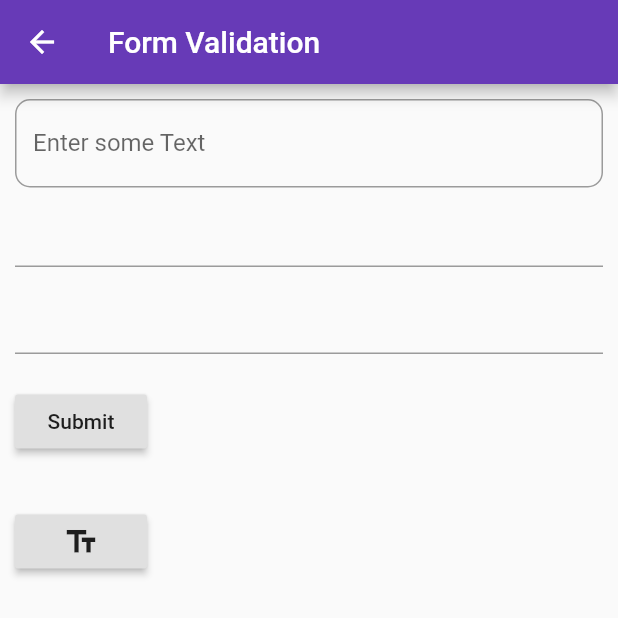
After one commit to SpookyDog/FlutterCookbook, a Flutter app: the FormValidation screen opened by its route, on a phone screen of 412 x 824 dp, the top half of it. The commit adds this screen. Run offline on Flutter 3.47's test engine with Material 2 defaults, Android fonts, the phone set to English and light mode, and no system bars; our stand-ins replace cached_network_image, shared_preferences, transparent_image, tuple; accounts and stored records are empty.

Commit message:
second commit

```diff
--- /dev/null
+++ b/lib/forms/formValidation.dart
@@ -0,0 +1,126 @@
+import 'package:flutter/material.dart';
+
+class FormValidation extends StatelessWidget {
+  @override
+  Widget build(BuildContext context) {
+    return Scaffold(
+      appBar: AppBar(
+        title: Text('Form Validation'),
+      ),
+      body: MyCustomForm(),
+    );
+  }
+}
+
+class MyCustomForm extends StatefulWidget {
+  @override
+  State<StatefulWidget> createState() {
+    return MyCustomFormState();
+  }
+}
+
+class MyCustomFormState extends State<MyCustomForm> {
+  final _formKey = GlobalKey<FormState>();
+  FocusNode myFocusNode;
+  final myController = TextEditingController();
+  final myOtherController = TextEditingController();
+
+  @override
+  void initState() {
+    super.initState();
+
+    myFocusNode = FocusNode();
+    myController.addListener(_copyText);
+  }
+
+  @override
+  void dispose() {
+    myFocusNode.dispose();
+    myController.dispose();
+
+    super.dispose();
+  }
+
+  _copyText() {
+    myOtherController.text = "First text field: ${myController.text}";
+  }
+
+  @override
+  Widget build(BuildContext context) {
+    return Form(
+      key: _formKey,
+      child: Padding(
+        padding: const EdgeInsets.all(10.0),
+        child: Column(
+        crossAxisAlignment: CrossAxisAlignment.start,
+        children: <Widget>[
+          TextFormField(
+            focusNode: myFocusNode,
+            validator: (value) {
+              if (value.isEmpty) {
+                return 'Please enter some text';
+              }
+            },
+            decoration: InputDecoration(
+              labelText: 'Enter some Text',
+              border: OutlineInputBorder(
+                borderRadius: BorderRadius.circular(10.0),
+                borderSide: BorderSide(
+                  color: Colors.black,
+                  width: 2.0,
+                )
+              )
+            ),
+          ),
+          Padding(
+            padding: const EdgeInsets.only(
+              top: 5.0,
+              bottom: 5.0
+            ),
+            child: TextField(
+              controller: myController,
+            ),
+          ),
+          Padding(
+            padding: const EdgeInsets.only(
+                top: 5.0,
+                bottom: 5.0
+            ),
+            child: TextField(
+              controller: myOtherController,
+            ),
+          ),
+          Padding(
+            padding: const EdgeInsets.symmetric(vertical: 16.0),
+            child: RaisedButton(
+              onPressed: () {
+                if (_formKey.currentState.validate()) {
+                  Scaffold.of(context).showSnackBar(SnackBar(content: Text('Processing Data')));
+                } else {
+                  FocusScope.of(context).requestFocus(myFocusNode);
+                }
+              },
+              child: Text('Submit'),
+            ),
+          ),
+          Padding(
+            padding: const EdgeInsets.symmetric(vertical: 16.0),
+            child: RaisedButton(
+              onPressed: () {
+                return showDialog(
+                  context: context,
+                  builder: (context) {
+                    return AlertDialog(
+                      content: Text(myController.text),
+                    );
+                  }
+                );
+              },
+              child: Icon(Icons.text_fields),
+            ),
+          ),
+        ],
+      ))
+    );
+  }
+}
--- a/lib/network/fetchData.dart
+++ b/lib/network/fetchData.dart
@@ -7,7 +7,6 @@ import 'package:http/http.dart' as http;
 Future<Post> fetchPost() async {
   final response =
       await http.get('https://jsonplaceholder.typicode.com/posts/1');
-
   if (response.statusCode == 200) {
     return Post.fromJson(json.decode(response.body));
   } else {
--- a/pubspec.yaml
+++ b/pubspec.yaml
@@ -16,6 +16,8 @@ dependencies:
   flutter:
     sdk: flutter
   http: ^0.12.0
+  transparent_image: 0.1.0
+  cached_network_image: 0.5.1
 
   # The following adds the Cupertino Icons font to your application.
   # Use with the CupertinoIcons class for iOS style icons.
@@ -48,6 +50,7 @@ flutter:
   assets:
       - images/lake.jpg
       - assets/topics.json
+      - assets/loading.gif
 
   # An image asset can refer to one or more resolution-specific "variants", see
   # https://flutter.io/assets-and-images/#resolution-aware.
```
Also changed, not shown: assets/topics.json (+48 -0 lines), lib/gestures/inkwellRipple.dart (added, +36 -0 lines), lib/gestures/swipeDismiss.dart (added, +53 -0 lines), lib/images/internetImage.dart (added, +29 -0 lines), lib/main.dart (+12 -0 lines), lib/persistence/rwFiles.dart (added, +85 -0 lines), lib/persistence/sharingPref.dart (added, +64 -0 lines), assets/loading.gif (added).
